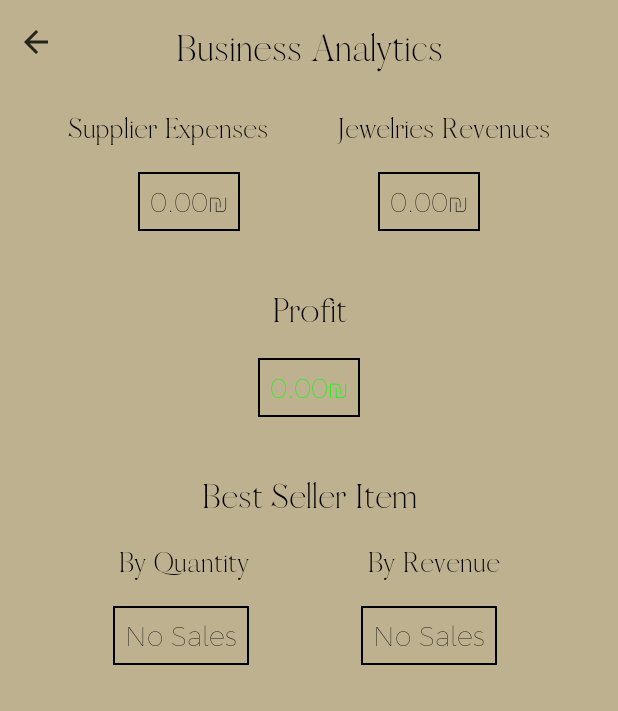
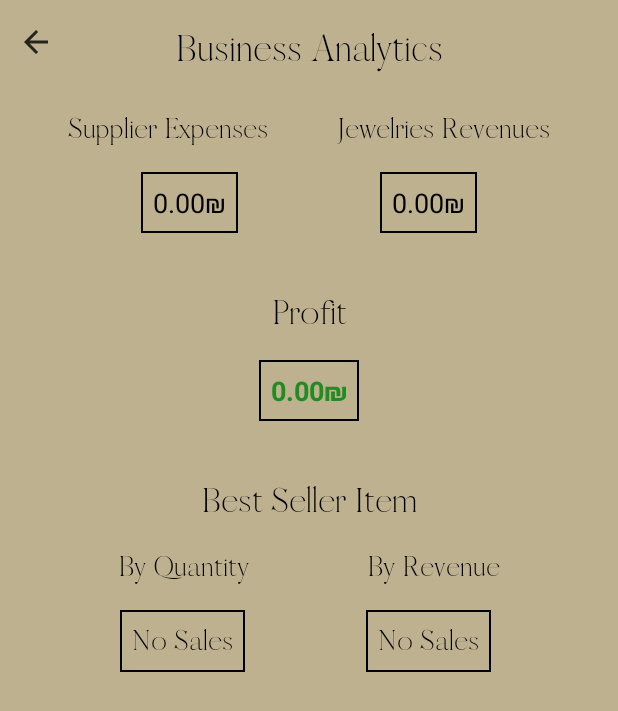
Before and after one commit to eliorsamovol/Jewelry-Catalog, an Android app: the BusinessAnalytics screen opened through its navigation route, on a phone screen of 412 x 824 dp. Shown: the top 711 px of the screen. Run offline under Robolectric (Android 15) with nearby library versions, the phone set to English and light mode, and no system bars; our stand-ins replace Room's generated code; 1 statement that could not run was skipped.

Commit message:
before commenting

```diff
--- a/app/src/main/res/layout/business_analytics.xml
+++ b/app/src/main/res/layout/business_analytics.xml
@@ -67,7 +67,6 @@
             android:layout_width="wrap_content"
             android:layout_height="wrap_content"
             android:layout_marginTop="16dp"
-            android:fontFamily="@font/toolbarfont"
             app:layout_constraintTop_toBottomOf="@+id/supplier_expenses_headline"
             app:layout_constraintStart_toStartOf="parent"
             app:layout_constraintEnd_toStartOf="@id/jewelries_revenues_value"
@@ -83,7 +82,6 @@
             android:layout_width="wrap_content"
             android:layout_height="wrap_content"
             android:layout_marginTop="16dp"
-            android:fontFamily="@font/toolbarfont"
             app:layout_constraintTop_toBottomOf="@+id/jewelries_revenues_headline"
             app:layout_constraintEnd_toEndOf="parent"
             app:layout_constraintStart_toEndOf="@id/supplier_expenses_value"
@@ -112,14 +110,14 @@
             android:layout_width="wrap_content"
             android:layout_height="wrap_content"
             android:layout_marginTop="16dp"
-            android:fontFamily="@font/toolbarfont"
             app:layout_constraintTop_toBottomOf="@+id/total_profit_headline"
             app:layout_constraintEnd_toEndOf="parent"
             app:layout_constraintStart_toStartOf="parent"
             android:text="@string/amount_format"
             android:textSize="18dp"
             android:padding="8dp"
-            android:background="@drawable/border"/>
+            android:background="@drawable/border"
+            android:textStyle="bold" />
 
         <TextView
             android:id="@+id/best_seller_headline"
@@ -166,7 +164,6 @@
             android:layout_width="wrap_content"
             android:layout_height="wrap_content"
             android:layout_marginTop="16dp"
-            android:fontFamily="@font/toolbarfont"
             app:layout_constraintTop_toBottomOf="@+id/best_seller_quantity_headline"
             app:layout_constraintStart_toStartOf="parent"
             app:layout_constraintEnd_toStartOf="@id/best_seller_revenue_value"
@@ -174,6 +171,7 @@
             android:text="@string/amount_format"
             android:textSize="18dp"
             android:padding="8dp"
+            android:fontFamily="@font/vogue"
             android:background="@drawable/border"
             android:textColor="@color/black"/>
 
@@ -182,7 +180,6 @@
             android:layout_width="wrap_content"
             android:layout_height="wrap_content"
             android:layout_marginTop="16dp"
-            android:fontFamily="@font/toolbarfont"
             app:layout_constraintTop_toBottomOf="@+id/best_seller_revenue_headline"
             app:layout_constraintEnd_toEndOf="parent"
             app:layout_constraintStart_toEndOf="@id/supplier_expenses_value"
@@ -190,6 +187,7 @@
             android:text="@string/amount_format"
             android:textSize="18dp"
             android:padding="8dp"
+            android:fontFamily="@font/vogue"
             android:background="@drawable/border"
             android:textColor="@color/black"/>
 
--- a/app/src/main/res/layout/catalog.xml
+++ b/app/src/main/res/layout/catalog.xml
@@ -101,12 +101,12 @@
                 android:layout_width="wrap_content"
                 android:layout_height="wrap_content"
                 android:layout_marginBottom="60dp"
-                android:layout_marginRight="70dp"
-                android:layout_gravity="bottom|end"
+                android:layout_marginEnd="70dp"
                 android:fontFamily="@font/vogue"
                 android:text="@string/headline_main"
                 android:textSize="25sp"
-                android:textColor="@color/khaki"/>
+                android:textColor="@color/khaki"
+                android:layout_gravity="bottom|end" />
 
         </FrameLayout>
 
--- a/app/src/main/res/layout/supplier_details.xml
+++ b/app/src/main/res/layout/supplier_details.xml
@@ -20,6 +20,7 @@
             android:text="@string/suppliers_details_headline"
             android:fontFamily="@font/vogue"
             android:textSize="24dp"
+            android:textColor="@color/black"
             android:layout_marginTop="20dp"/>
 
         <ImageButton
--- /dev/null
+++ b/app/src/main/res/values/app_icon_background.xml
@@ -0,0 +1,4 @@
+<?xml version="1.0" encoding="utf-8"?>
+<resources>
+    <color name="app_icon_background">#FFFFFF</color>
+</resources>
--- a/app/src/main/res/values/colors.xml
+++ b/app/src/main/res/values/colors.xml
@@ -7,6 +7,6 @@
     <color name="biege">#beb190</color>
     <color name="status_bar_color">#beb190</color>
     <color name="status_bar_color_fallback">#beb190</color>
-    <color name="green">#00FF00</color>
+    <color name="green">#228B22</color>
     <color name="red">#FF0000</color>
 </resources>
```
Also changed, not shown: app/src/main/java/com/tests/jewelry/NewSupplier.kt (+1 -1 lines), app/src/main/res/layout/new_supplier.xml (+6 -6 lines), app/src/main/app_icon-playstore.png, app/src/main/orchid-playstore.png (deleted), app/src/main/orchid_ic-playstore.png (deleted).
